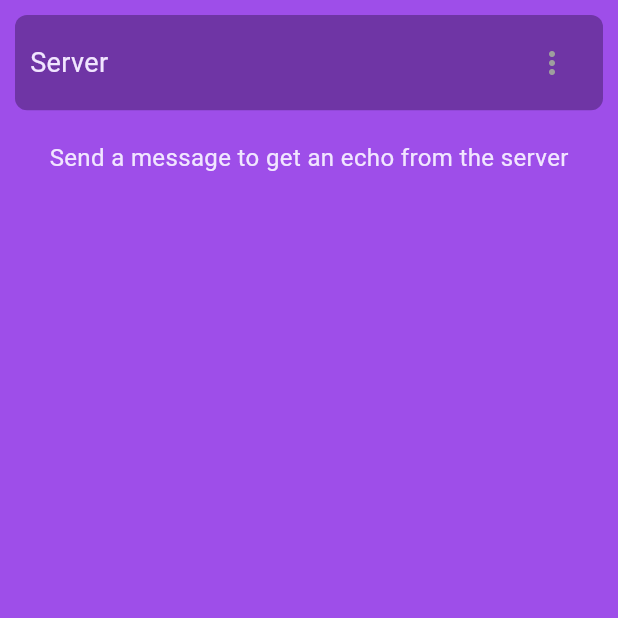
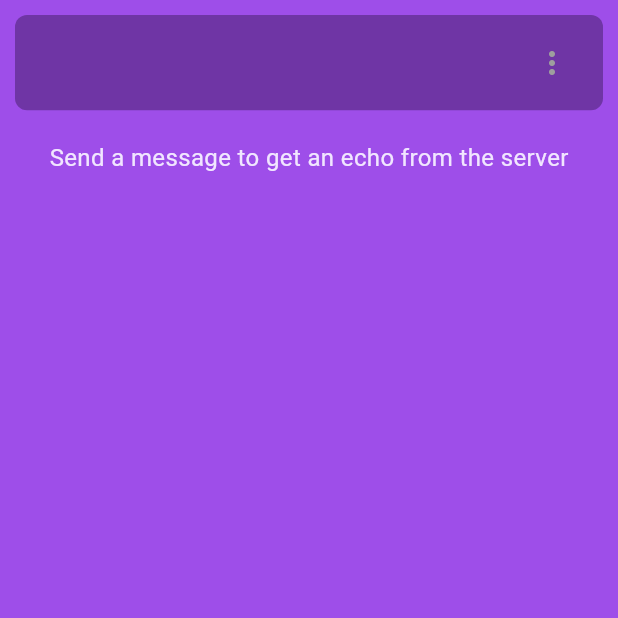
Before and after one commit to anandp41/so_ch, a Flutter app: the WebLayout screen opened directly, on a phone screen of 412 x 824 dp, the top half of it. Run offline on Flutter 3.47's test engine with Material 3 defaults, Android fonts, the phone set to English and light mode, and no system bars; our stand-ins replace bloc, equatable, firebase_core, flutter_bloc, flutter_secure_storage, flutter_svg and 3 more; accounts and stored records are empty; network calls fail; statements that could not run were skipped.

```diff
--- a/lib/core/strings.dart
+++ b/lib/core/strings.dart
@@ -9,7 +9,7 @@ const hiveMessagesBox =
 const chatAppBarTitle = "Server";
 const server = 'Server';
 const encryptionKeyString = 'encryptionKey';
-const webSocketUrl = 'wss://echo.websocket.events/.ws';
+const webSocketUrl = 'wss://echo.websocket.org';
 const logInFailString = 'Login failed: Incorrect credentials';
 const signUpSuccessString = 'Sign up successful! Please log in.';
 const signUpFailString = 'Sign up failed: User already exists';
--- a/lib/core/textstyles.dart
+++ b/lib/core/textstyles.dart
@@ -1,5 +1,5 @@
 import 'package:flutter/material.dart';
-import 'package:so_ch/core/colors.dart';
+import 'colors.dart';
 
 const myMessageCardTextstyle =
     TextStyle(fontSize: 16, color: kPrimaryLightColor);
--- a/lib/main.dart
+++ b/lib/main.dart
@@ -58,19 +58,17 @@ class MyApp extends StatelessWidget {
         ),
         BlocProvider<WebSocketBloc>(
           create: (context) {
-            final authBloc = BlocProvider.of<AuthenticationBloc>(
-                context); // Access authBloc here
-            final authState = authBloc.state;
-            String loggedInEmail = '';
-            if (authState is AuthenticationAuthenticated) {
-              loggedInEmail = authState.email;
-            }
+            final authBloc = BlocProvider.of<AuthenticationBloc>(context);
+            // final authState = authBloc.state;
+            // String loggedInEmail = '';
+            // if (authState is AuthenticationAuthenticated) {
+            //   loggedInEmail = authState.email;
+            // }
             return WebSocketBloc(
-              channel: WebSocketChannel.connect(
-                Uri.parse(webSocketUrl),
-              ),
-              loggedInEmail: loggedInEmail,
-            );
+                channel: WebSocketChannel.connect(
+                  Uri.parse(webSocketUrl),
+                ),
+                authStateChanges: authBloc.stream);
           },
         ),
       ],
--- a/lib/presentation/auth/screens/Login/components/login_form.dart
+++ b/lib/presentation/auth/screens/Login/components/login_form.dart
@@ -1,8 +1,9 @@
 import 'package:flutter/material.dart';
 import 'package:flutter_bloc/flutter_bloc.dart';
 
-import 'package:so_ch/presentation/auth/screens/common/custom_snackbar.dart';
+import '../../common/custom_snackbar.dart';
 
+import '../../../../../common/debouncer.dart';
 import '../../../../../core/padding.dart';
 import '../../../../../core/strings.dart';
 import '../../../bloc/authentication_bloc.dart';
--- a/lib/presentation/auth/screens/Signup/components/signup_form.dart
+++ b/lib/presentation/auth/screens/Signup/components/signup_form.dart
@@ -1,8 +1,9 @@
 import 'package:flutter/material.dart';
 import 'package:flutter_bloc/flutter_bloc.dart';
-import 'package:so_ch/core/strings.dart';
-import 'package:so_ch/presentation/auth/screens/common/custom_snackbar.dart';
+import '../../../../../core/strings.dart';
+import '../../common/custom_snackbar.dart';
 
+import '../../../../../common/debouncer.dart';
 import '../../../../../core/colors.dart';
 import '../../../../../core/padding.dart';
 import '../../../bloc/authentication_bloc.dart';
--- a/lib/presentation/auth/screens/common/custom_snackbar.dart
+++ b/lib/presentation/auth/screens/common/custom_snackbar.dart
@@ -1,5 +1,6 @@
 import 'package:flutter/material.dart';
 import 'package:get/get.dart';
+
 import '../../../../core/border_radius.dart';
 import '../../../../core/colors.dart';
 
--- a/lib/presentation/chat/bloc/web_socket_bloc.dart
+++ b/lib/presentation/chat/bloc/web_socket_bloc.dart
@@ -18,8 +18,9 @@ class WebSocketBloc extends Bloc<WebSocketEvent, WebSocketState> {
   final WebSocketChannel channel;
   late StreamSubscription _subscription;
   final Box<MessageModel> _messageBox;
-  final String loggedInEmail;
-  WebSocketBloc({required this.channel, required this.loggedInEmail})
+  String loggedInEmail = '';
+  final Stream<AuthenticationState> authStateChanges;
+  WebSocketBloc({required this.channel, required this.authStateChanges})
       : _messageBox = Hive.box<MessageModel>(hiveMessagesBox),
         super(WebSocketInitial()) {
     on<InitializeMessages>(_onInitializeMessages);
@@ -31,6 +32,19 @@ class WebSocketBloc extends Bloc<WebSocketEvent, WebSocketState> {
 
     _subscription = channel.stream.listen((data) {
       add(ReceiveMessage(data));
+    });
+    authStateChanges.listen((authState) {
+      // Debugging
+      if (authState is AuthenticationAuthenticated) {
+        loggedInEmail = authState.email;
+        add(InitializeMessages());
+        // Debugging
+        // ... potentially use the email for WebSocket connection ...
+      } else if (authState is AuthenticationUnauthenticated) {
+        loggedInEmail = '';
+        // Debugging
+        // ... potentially close or reset the WebSocket connection ...
+      }
     });
   }
 
--- a/lib/presentation/chat/screens/widgets/chat_box.dart
+++ b/lib/presentation/chat/screens/widgets/chat_box.dart
@@ -1,6 +1,6 @@
 import 'package:flutter/material.dart';
 import 'package:flutter_bloc/flutter_bloc.dart';
-import 'package:so_ch/core/border_radius.dart';
+import '../../../../core/border_radius.dart';
 
 import '../../../../core/colors.dart';
 import '../../bloc/web_socket_bloc.dart';
@@ -54,7 +54,7 @@ class ChatBox extends StatelessWidget {
                       right: 15,
                     ),
                     child: TextField(
-                      style: TextStyle(color: kPrimaryLightColor),
+                      style: const TextStyle(color: kPrimaryLightColor),
                       controller: messageController,
                       decoration: InputDecoration(
                         filled: true,
--- a/lib/presentation/chat/screens/widgets/chat_list.dart
+++ b/lib/presentation/chat/screens/widgets/chat_list.dart
@@ -2,7 +2,7 @@ import 'package:flutter/material.dart';
 import 'package:flutter/scheduler.dart';
 import 'package:flutter_bloc/flutter_bloc.dart';
 import 'package:intl/intl.dart';
-import 'package:so_ch/core/textstyles.dart';
+import '../../../../core/textstyles.dart';
 
 import '../../../../core/colors.dart';
 import '../../../../core/strings.dart';
--- a/lib/presentation/chat/screens/widgets/my_message_card.dart
+++ b/lib/presentation/chat/screens/widgets/my_message_card.dart
@@ -1,5 +1,5 @@
 import 'package:flutter/material.dart';
-import 'package:so_ch/core/textstyles.dart';
+import '../../../../core/textstyles.dart';
 
 import '../../../../core/border_radius.dart';
 import '../../../../core/colors.dart';
--- a/lib/presentation/chat/screens/widgets/web_chat_appbar.dart
+++ b/lib/presentation/chat/screens/widgets/web_chat_appbar.dart
@@ -1,9 +1,9 @@
 import 'package:flutter/material.dart';
 import 'package:flutter_bloc/flutter_bloc.dart';
+import '../../bloc/web_socket_bloc.dart';
 
 import '../../../../core/border_radius.dart';
 import '../../../../core/colors.dart';
-import '../../../../core/strings.dart';
 import '../../../auth/bloc/authentication_bloc.dart';
 
 class ChatAppBar extends StatelessWidget {
@@ -21,9 +21,9 @@ class ChatAppBar extends StatelessWidget {
       child: Row(
         mainAxisAlignment: MainAxisAlignment.spaceBetween,
         children: [
-          const Text(
-            chatAppBarTitle,
-            style: TextStyle(fontSize: 18, color: kPrimaryLightColor),
+          Text(
+            context.read<WebSocketBloc>().loggedInEmail,
+            style: const TextStyle(fontSize: 18, color: kPrimaryLightColor),
           ),
           // IconButton(
           //   onPressed: () {
```
